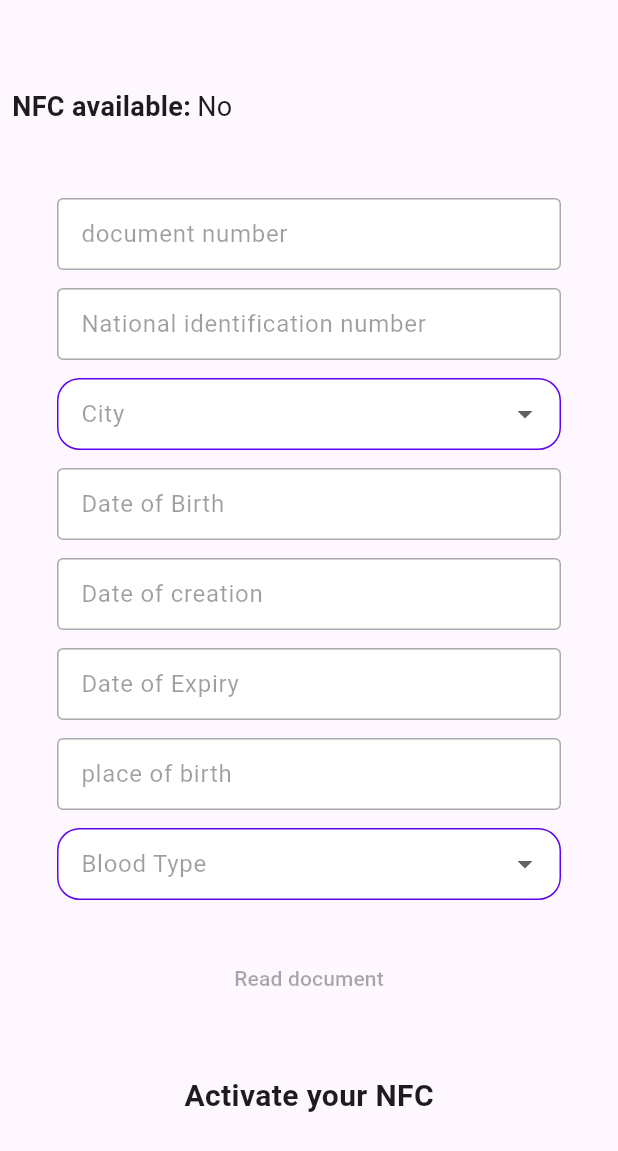
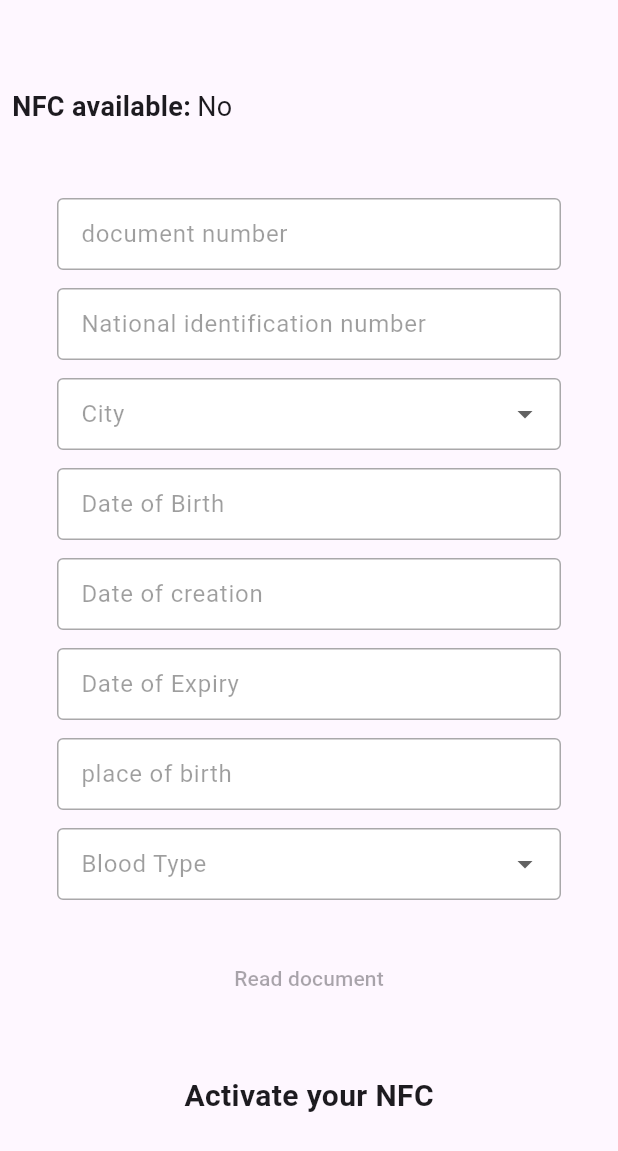
Before and after one commit to aymen-ziouche/IDCardConnect, a Flutter app: the MrtdHomePage screen opened directly, on a phone screen of 412 x 824 dp. Shown: the top 1151 px of the screen. Run offline on Flutter 3.47's test engine with Material 2 defaults, Android fonts, the light colour scheme and no system bars; our stand-ins replace cloud_firestore, firebase_auth, firebase_core, font_awesome_flutter, get, qr_flutter and 1 more; missing offline and left inert: dmrtd; accounts and stored records are empty.

Commit message:
my final commit

```diff
--- a/lib/screens/home/scancardpage.dart
+++ b/lib/screens/home/scancardpage.dart
@@ -555,7 +555,8 @@ class _MrtdHomePageState extends State<MrtdHomePage> {
               onChanged: (String? selectedCity) {
                 mycity = selectedCity;
               },
-              decoration: const InputDecoration(
+              decoration: InputDecoration(
+                enabled: !_disabledInput(),
                 border: OutlineInputBorder(),
                 labelText: 'City',
                 fillColor: Colors.white,
@@ -660,7 +661,8 @@ class _MrtdHomePageState extends State<MrtdHomePage> {
             TextFormField(
               enabled: !_disabledInput(),
               controller: _pob,
-              decoration: const InputDecoration(
+              decoration: InputDecoration(
+                  enabled: !_disabledInput(),
                   border: OutlineInputBorder(),
                   labelText: 'place of birth',
                   fillColor: Colors.white),
@@ -686,7 +688,8 @@ class _MrtdHomePageState extends State<MrtdHomePage> {
               onChanged: (String? selected) {
                 bloodType = selected;
               },
-              decoration: const InputDecoration(
+              decoration: InputDecoration(
+                enabled: !_disabledInput(),
                 border: OutlineInputBorder(),
                 labelText: 'Blood Type',
                 fillColor: Colors.white,
```
